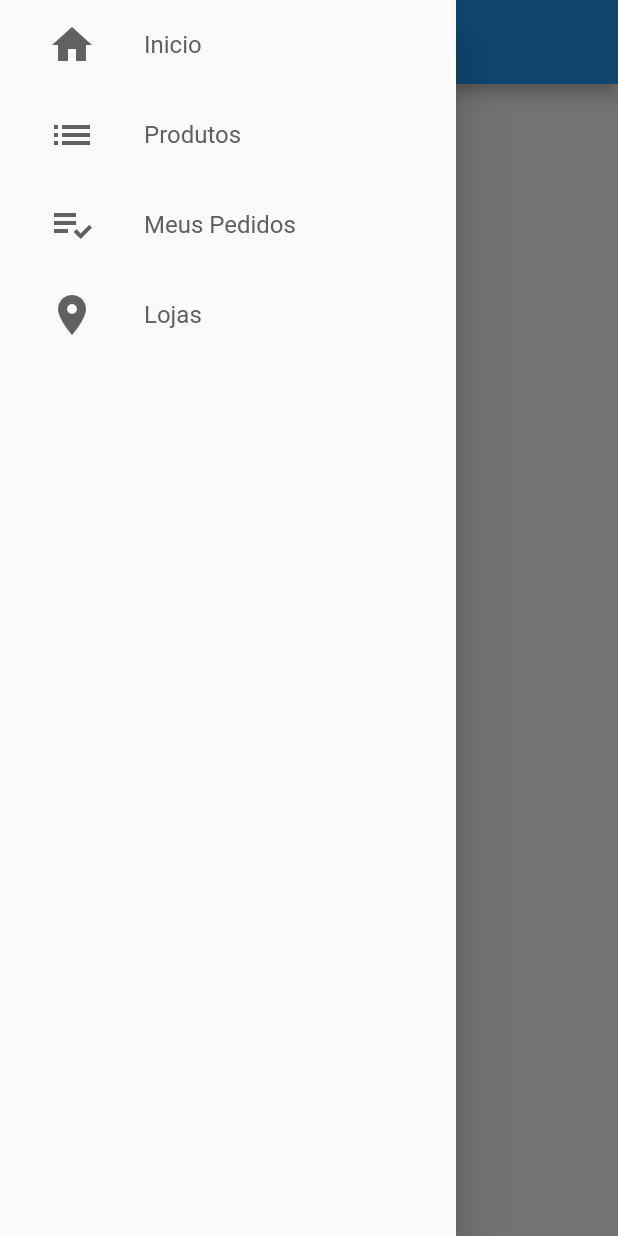
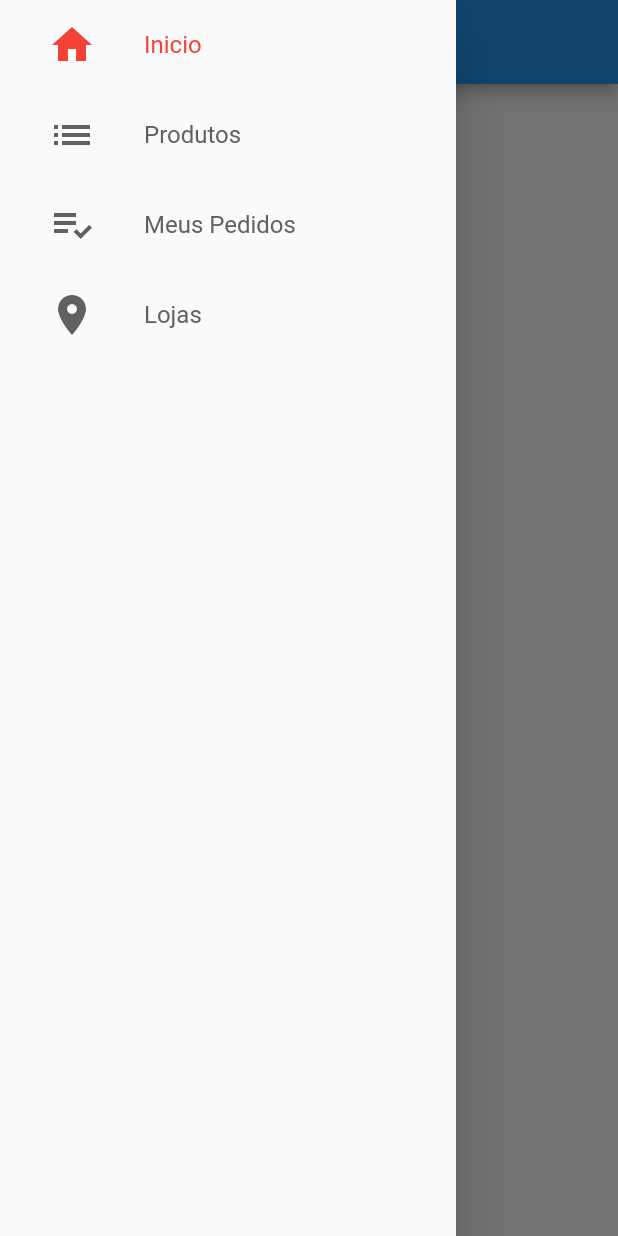
Before and after one commit to devmacuacua/flutter-shop, a Flutter app: the screen it shows after launch, with the side drawer open, on a phone screen of 412 x 824 dp. Run offline on Flutter 3.47's test engine with Material 2 defaults, Android fonts, the phone set to English and light mode, and no system bars; our stand-ins replace cloud_firestore, firebase_core; accounts and stored records are empty.

Commit message:
Cuttent Menu - Active Selected Menu Option

```diff
--- a/lib/common/custom_drawer/drawer_tile.dart
+++ b/lib/common/custom_drawer/drawer_tile.dart
@@ -12,6 +12,8 @@
 
   @override
   Widget build(BuildContext context){
+    final int curPage = context.watch<PageManager>().page;
+
     return InkWell(
       onTap: (){
           context.read<PageManager>().setPage(page);
@@ -26,14 +28,14 @@
               child: Icon(
                   iconData,
                 size: 32,
-                color: Colors.grey[700],
+                color: curPage==page ? Colors.red : Colors.grey[700],
               ),
             ),
             Text(
                 title,
                 style: TextStyle(
                   fontSize: 16,
-                  color: Colors.grey[700],
+                  color: curPage==page ? Colors.red : Colors.grey[700],
                 ),
             )
           ],
--- a/lib/screens/base/base_screen.dart
+++ b/lib/screens/base/base_screen.dart
@@ -21,7 +21,24 @@
               title: const Text('Home'),
             ),
           ),
-
+          Scaffold(
+            drawer: CustomDrawer(),
+            appBar: AppBar(
+              title: const Text('Home2'),
+            ),
+          ),
+          Scaffold(
+            drawer: CustomDrawer(),
+            appBar: AppBar(
+              title: const Text('Home3'),
+            ),
+          ),
+          Scaffold(
+            drawer: CustomDrawer(),
+            appBar: AppBar(
+              title: const Text('Home4'),
+            ),
+          ),
           Container(color: Colors.red,),
           Container(color: Colors.yellow,),
           Container(color: Colors.green,)
```
